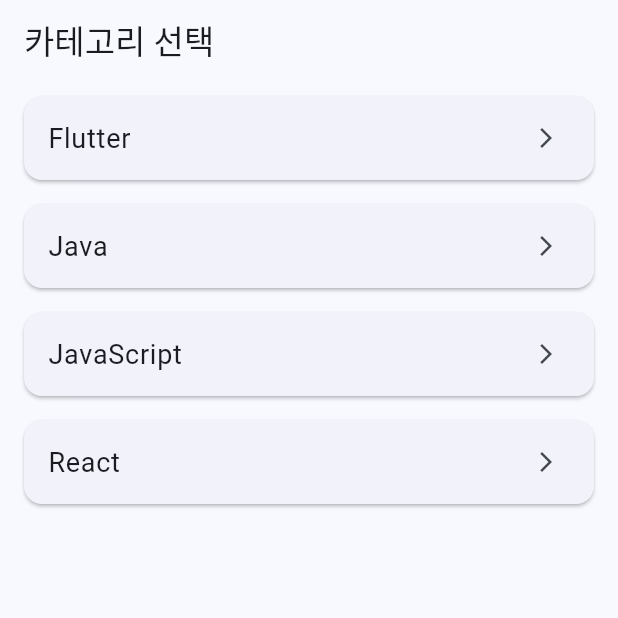
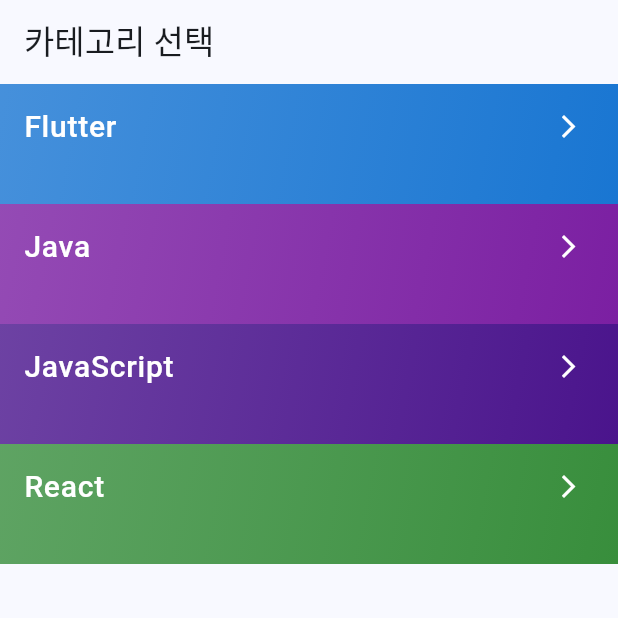
Before and after one commit to JOCHEILMIN/flutter_community, a Flutter app: the screen it shows after launch, on a phone screen of 412 x 824 dp, the top half of it. Run offline on Flutter 3.47's test engine with Material 3 defaults, Android fonts, the phone set to English and light mode, and no system bars; our stand-ins replace go_router.

Commit message:
> 2025-06-04 18:00
>> 프로젝트 기본 방향 제시안 #2

```diff
--- a/lib/screens/home/home_screen.dart
+++ b/lib/screens/home/home_screen.dart
@@ -16,6 +16,14 @@
     // … 필요하다면 더 추가
   ];
 
+  static const List<Color> backgroundColors = [
+    Color(0xFF1976D2), // 진한 보라 (Flutter)
+    Color(0xFF7B1FA2), // 보라 (Java)
+    Color(0xFF4A148C), // 파랑 (JavaScript)
+    Color(0xFF388E3C), // 초록 (React)
+    // 더 많은 카테고리가 있다면 여기 색을 추가하세요
+  ];
+
   @override
   Widget build(BuildContext context) {
     return Scaffold(
@@ -24,11 +32,33 @@
         itemCount: categories.length,
         itemBuilder: (context, index) {
           final cat = categories[index];
-          return Card(
-            margin: const EdgeInsets.symmetric(horizontal: 16, vertical: 8),
+          // index에 따라 배경색을 순환해서 가져옵니다.
+          // (만약 카테고리가 backgroundColors보다 많으면 나머지 연산 %를 써서 재사용할 수도 있습니다)
+          final bgColor = backgroundColors[index % backgroundColors.length];
+
+          return Container(
+            // 높이를 고정하거나 padding을 주면 버튼처럼 보이게 할 수 있습니다.
+            height: 80,
+            margin: const EdgeInsets.symmetric(horizontal: 0, vertical: 0),
+            decoration: BoxDecoration(
+              color: bgColor,
+              gradient: LinearGradient(
+                colors: [bgColor.withOpacity(0.8), bgColor],
+                begin: Alignment.topLeft,
+                end: Alignment.bottomRight,
+              ),
+            ),
             child: ListTile(
-              title: Text(cat.name, style: const TextStyle(fontSize: 18)),
-              trailing: const Icon(Icons.arrow_forward_ios, size: 16),
+              title: Text(
+                cat.name,
+                style: const TextStyle(
+                  fontSize: 20,
+                  color: Colors.white,
+                  fontWeight: FontWeight.w500,
+                ),
+              ),
+              // 오른쪽 화살표 아이콘도 흰색으로 통일
+              trailing: const Icon(Icons.arrow_forward_ios, size: 18, color: Colors.white),
               onTap: () {
                 // 카테고리 id에 따라 각 화면으로 분기
                 switch (cat.id) {
@@ -57,7 +87,6 @@
                     );
                     break;
                   default:
-                  // 그 외의 카테고리가 생길 경우, 디폴트 동작
                     ScaffoldMessenger.of(context).showSnackBar(
                       SnackBar(content: Text('${cat.name} 화면이 준비되지 않았습니다.')),
                     );
```
